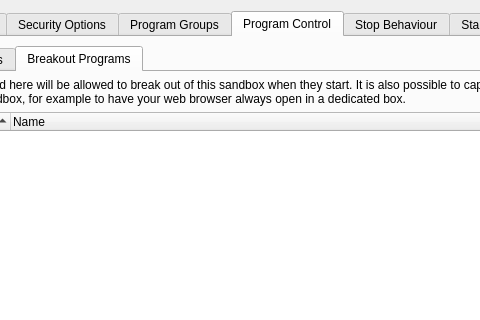
Old version of the form SandboxiePlus/SandMan/Forms/OptionsWindow.ui in the repository offhub/Sandboxie; both pictures show x 117 to 597 and y 0 to 320 of the 827 by 648 pixel window.
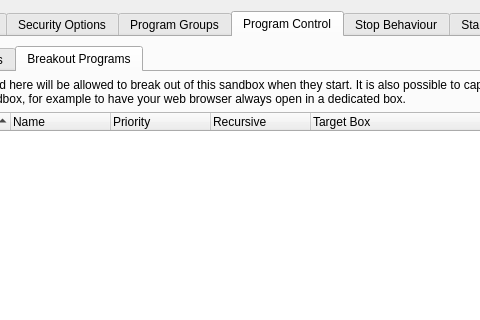
New version of the form. The open tabs and pages were chosen to show the change.

What changed in the file:
```diff
--- a/SandboxiePlus/SandMan/Forms/OptionsWindow.ui
+++ b/SandboxiePlus/SandMan/Forms/OptionsWindow.ui
@@ -2452,6 +2452,21 @@
                    <string>Name</string>
                   </property>
                  </column>
+                 <column>
+                  <property name="text">
+                   <string>Priority</string>
+                  </property>
+                 </column>
+                 <column>
+                  <property name="text">
+                   <string>Recursive</string>
+                  </property>
+                 </column>
+                 <column>
+                  <property name="text">
+                   <string>Target Box</string>
+                  </property>
+                 </column>
                 </widget>
                </item>
                <item row="5" column="1">
```
Left out of the diff: 5 changed lines with no effect on the pictures.
